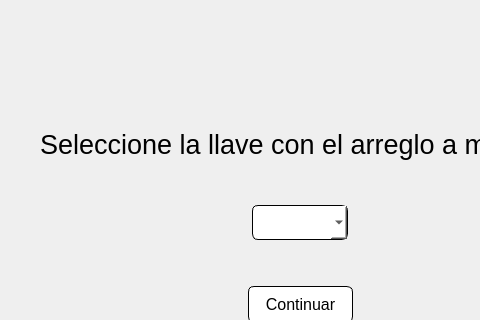
Above: archivosUI/elegirLlaveVentana.ui from SofiaMarcano/TrabajoFinal before the change; both pictures show x 0 to 480 and y 0 to 320 of the 755 by 466 pixel window. Below: the same form after it.
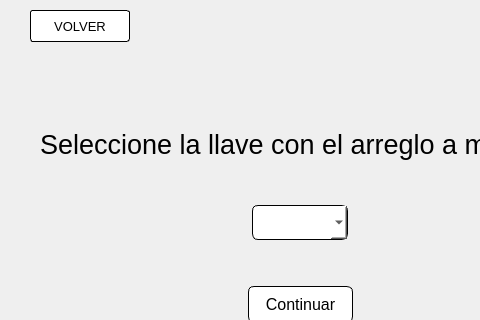
That is the form after the change. Icons and pictures are not drawn.

The edit to the form file:
```diff
--- a/archivosUI/elegirLlaveVentana.ui
+++ b/archivosUI/elegirLlaveVentana.ui
@@ -183,6 +183,47 @@
      </item>
     </layout>
    </widget>
+   <widget class="QPushButton" name="volverBoton">
+    <property name="geometry">
+     <rect>
+      <x>30</x>
+      <y>10</y>
+      <width>100</width>
+      <height>32</height>
+     </rect>
+    </property>
+    <property name="minimumSize">
+     <size>
+      <width>100</width>
+      <height>32</height>
+     </size>
+    </property>
+    <property name="styleSheet">
+     <string notr="true">QPushButton {
+    background-color: white;
+    color: black;
+    border: 1px solid black;
+    border-radius: 3px;
+    padding: 7px 10px;
+    font-size: 10pt;
+}
+
+QPushButton:hover {
+    background-color: #ecf0f1; 
+    border-color: #34495e;
+    color: #34495e;
+}
+
+QPushButton:pressed {
+    background-color: #bdc3c7; 
+    border-color: #2c3e50;
+    color: #2c3e50;
+}</string>
+    </property>
+    <property name="text">
+     <string>VOLVER</string>
+    </property>
+   </widget>
   </widget>
  </widget>
  <resources>
```
